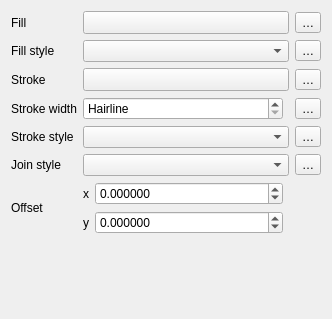
First picture: the form in src/ui/symbollayer/widget_simplefill.ui, repository qgis/QGIS, before the edit.
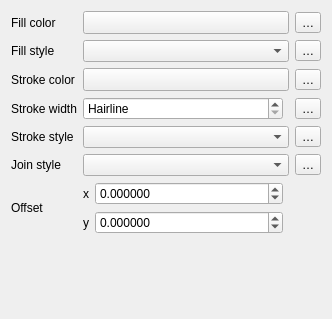
Second picture: the form after the edit. Custom widgets are drawn as their Qt base class.

```diff
--- a/src/ui/symbollayer/widget_simplefill.ui
+++ b/src/ui/symbollayer/widget_simplefill.ui
@@ -107,7 +107,7 @@
       </sizepolicy>
      </property>
      <property name="text">
-      <string>Stroke</string>
+      <string>Stroke color</string>
      </property>
      <property name="alignment">
       <set>Qt::AlignLeading|Qt::AlignLeft|Qt::AlignVCenter</set>
@@ -257,7 +257,7 @@
       </sizepolicy>
      </property>
      <property name="text">
-      <string>Fill</string>
+      <string>Fill color</string>
      </property>
      <property name="alignment">
       <set>Qt::AlignLeading|Qt::AlignLeft|Qt::AlignVCenter</set>
```
